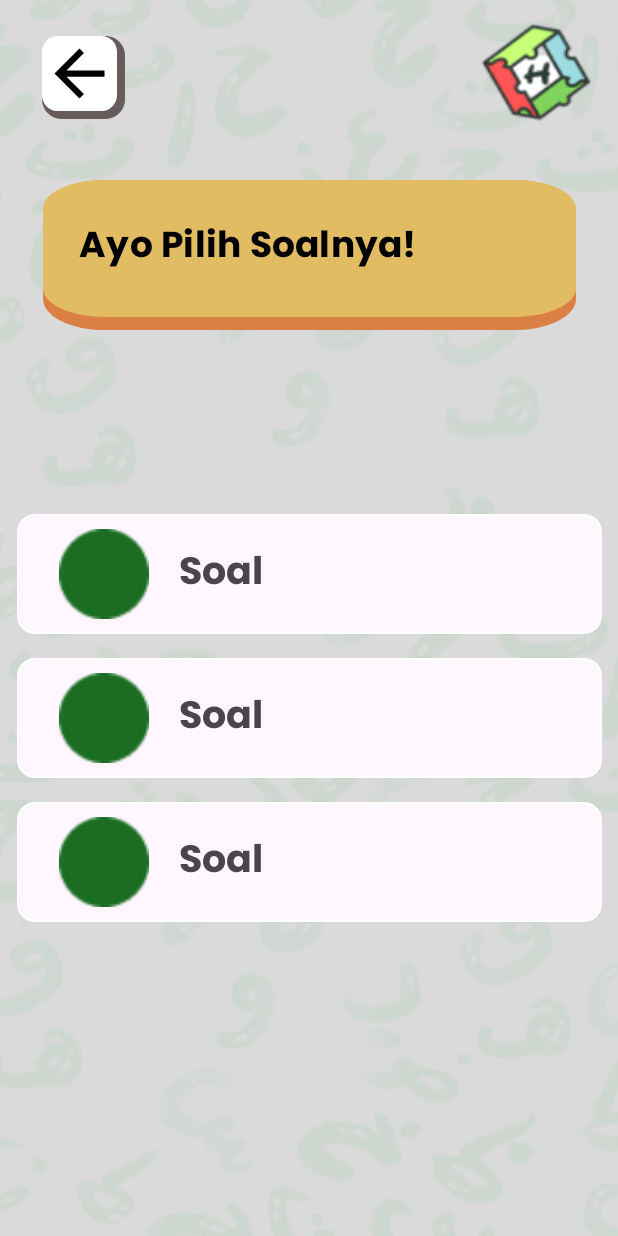
After one commit to AsimaPrimaYohanaT/HijaiyahKu_New, an Android app: the layout activity_daftar_soal.xml on its own in the app's theme, with its tools: preview values and no code run, on a phone screen of 412 x 824 dp. The commit adds this screen. Run offline under Robolectric (Android 15) with nearby library versions, the phone set to English and light mode, and no system bars.

Commit message:
add view activity daftar soal

```diff
--- a/app/build.gradle
+++ b/app/build.gradle
@@ -30,6 +30,9 @@ android {
     kotlinOptions {
         jvmTarget = '1.8'
     }
+    buildFeatures {
+        viewBinding true
+    }
 }
 
 dependencies {
--- a/app/src/main/AndroidManifest.xml
+++ b/app/src/main/AndroidManifest.xml
@@ -13,6 +13,9 @@
         android:theme="@style/Theme.HijaiyahKu_New"
         tools:targetApi="31">
         <activity
+            android:name=".DaftarSoal"
+            android:exported="false" />
+        <activity
             android:name=".MainActivity"
             android:exported="true">
             <intent-filter>
@@ -21,6 +24,7 @@
                 <category android:name="android.intent.category.LAUNCHER" />
             </intent-filter>
         </activity>
+
         <meta-data
             android:name="preloaded_fonts"
             android:resource="@array/preloaded_fonts" />
--- /dev/null
+++ b/app/src/main/java/com/example/hijaiyahku_new/DaftarSoal.kt
@@ -0,0 +1,11 @@
+package com.example.hijaiyahku_new
+
+import androidx.appcompat.app.AppCompatActivity
+import android.os.Bundle
+
+class DaftarSoal : AppCompatActivity() {
+    override fun onCreate(savedInstanceState: Bundle?) {
+        super.onCreate(savedInstanceState)
+        setContentView(R.layout.activity_daftar_soal)
+    }
+}
--- a/app/src/main/java/com/example/hijaiyahku_new/MainActivity.kt
+++ b/app/src/main/java/com/example/hijaiyahku_new/MainActivity.kt
@@ -2,10 +2,15 @@ package com.example.hijaiyahku_new
 
 import androidx.appcompat.app.AppCompatActivity
 import android.os.Bundle
+import com.example.hijaiyahku_new.databinding.ActivityMainBinding
 
 class MainActivity : AppCompatActivity() {
+
+    private lateinit var binding: ActivityMainBinding
     override fun onCreate(savedInstanceState: Bundle?) {
         super.onCreate(savedInstanceState)
-        setContentView(R.layout.activity_main)
+        binding = ActivityMainBinding.inflate(layoutInflater)
+        setContentView(binding.root)
+
     }
 }
--- /dev/null
+++ b/app/src/main/res/drawable/ic_back.xml
@@ -0,0 +1,5 @@
+<vector android:autoMirrored="true" android:height="24dp"
+    android:tint="#000000" android:viewportHeight="24"
+    android:viewportWidth="24" android:width="24dp" xmlns:android="http://schemas.android.com/apk/res/android">
+    <path android:fillColor="@android:color/white" android:pathData="M20,11H7.83l5.59,-5.59L12,4l-8,8 8,8 1.41,-1.41L7.83,13H20v-2z"/>
+</vector>
--- /dev/null
+++ b/app/src/main/res/drawable/layer3.xml
@@ -0,0 +1,19 @@
+<?xml version="1.0" encoding="utf-8"?>
+<vector
+    xmlns:android="http://schemas.android.com/apk/res/android"
+    xmlns:aapt="http://schemas.android.com/aapt"
+    android:width="42.31dp"
+    android:height="42.24dp"
+    android:viewportWidth="42.31"
+    android:viewportHeight="42.24"
+    >
+    <group>
+        <clip-path
+            android:pathData="M10 0H32.3077C37.8305 0 42.3077 4.47715 42.3077 10V32.2412C42.3077 37.764 37.8305 42.2412 32.3077 42.2412H10C4.47715 42.2412 0 37.764 0 32.2412V10C0 4.47715 4.47715 0 10 0Z"
+            />
+        <path
+            android:pathData="M0 0V42.2412H42.3077V0"
+            android:fillColor="#675B5B"
+            />
+    </group>
+</vector>
--- /dev/null
+++ b/app/src/main/res/drawable/layer4.xml
@@ -0,0 +1,19 @@
+<?xml version="1.0" encoding="utf-8"?>
+<vector
+    xmlns:android="http://schemas.android.com/apk/res/android"
+    xmlns:aapt="http://schemas.android.com/aapt"
+    android:width="48.46dp"
+    android:height="47.41dp"
+    android:viewportWidth="48.46"
+    android:viewportHeight="47.41"
+    >
+    <group>
+        <clip-path
+            android:pathData="M10 0H38.4615C43.9844 0 48.4615 4.47715 48.4615 10V37.4136C48.4615 42.9364 43.9844 47.4136 38.4615 47.4136H10C4.47715 47.4136 0 42.9364 0 37.4136V10C0 4.47715 4.47715 0 10 0Z"
+            />
+        <path
+            android:pathData="M0 0V47.4136H48.4615V0"
+            android:fillColor="#FFFFFF"
+            />
+    </group>
+</vector>
--- /dev/null
+++ b/app/src/main/res/layout/activity_daftar_soal.xml
@@ -0,0 +1,97 @@
+<?xml version="1.0" encoding="utf-8"?>
+<androidx.constraintlayout.widget.ConstraintLayout xmlns:android="http://schemas.android.com/apk/res/android"
+    xmlns:app="http://schemas.android.com/apk/res-auto"
+    xmlns:tools="http://schemas.android.com/tools"
+    android:layout_width="match_parent"
+    android:layout_height="match_parent"
+    android:background="@drawable/background"
+    tools:context=".DaftarSoal">
+
+    <View
+        android:id="@+id/logo_team_p"
+        android:layout_width="138dp"
+        android:layout_height="161dp"
+        android:layout_alignParentLeft="true"
+        android:layout_alignParentTop="true"
+        android:background="@drawable/logo"
+        app:layout_constraintEnd_toEndOf="parent"
+        app:layout_constraintTop_toTopOf="parent" />
+
+
+    <View
+        android:layout_width="55dp"
+        android:layout_height="55dp"
+        android:layout_alignParentLeft="true"
+        android:layout_alignParentTop="true"
+        android:layout_alignParentRight="true"
+        android:layout_alignParentBottom="true"
+        android:layout_marginStart="28dp"
+        android:layout_marginTop="24dp"
+        android:background="@drawable/layer3"
+        app:layout_constraintStart_toStartOf="parent"
+        app:layout_constraintTop_toTopOf="parent" />
+
+    <View
+        android:layout_width="50dp"
+        android:layout_height="50dp"
+        android:layout_alignParentLeft="true"
+        android:layout_alignParentTop="true"
+        android:layout_alignParentRight="true"
+        android:layout_alignParentBottom="true"
+        android:layout_marginStart="28dp"
+        android:layout_marginTop="24dp"
+        android:background="@drawable/layer4"
+        app:layout_constraintStart_toStartOf="parent"
+        app:layout_constraintTop_toTopOf="parent" />
+
+    <ImageView
+        android:layout_width="50dp"
+        android:layout_height="50dp"
+        android:layout_alignParentLeft="true"
+        android:layout_alignParentTop="true"
+        android:layout_alignParentRight="true"
+        android:layout_alignParentBottom="true"
+        android:layout_marginStart="28dp"
+        android:layout_marginTop="24dp"
+        android:src="@drawable/ic_back"
+        app:layout_constraintStart_toStartOf="parent"
+        app:layout_constraintTop_toTopOf="parent" />
+
+    <View
+        android:id="@+id/view"
+        android:layout_width="355dp"
+        android:layout_height="100dp"
+        android:layout_alignParentLeft="true"
+        android:layout_alignParentTop="true"
+        android:layout_marginTop="120dp"
+        android:layout_marginEnd="28dp"
+        android:background="@drawable/layer2"
+        app:layout_constraintEnd_toEndOf="parent"
+        app:layout_constraintTop_toTopOf="parent" />
+
+    <Button
+        android:id="@+id/layer1"
+        android:layout_width="355dp"
+        android:layout_height="91dp"
+        android:layout_alignParentStart="true"
+        android:layout_alignParentTop="true"
+        android:background="@drawable/layer"
+        android:fontFamily="@font/poppins_bold"
+        android:gravity="left|center"
+        android:lineSpacingExtra="-6sp"
+        android:text="@string/ayo_pilih_soalnya"
+        android:textColor="@color/black"
+        android:textSize="24sp"
+        app:layout_constraintEnd_toEndOf="@+id/view"
+        app:layout_constraintTop_toTopOf="@+id/view"
+        app:lineHeight="30sp" />
+
+    <androidx.recyclerview.widget.RecyclerView
+        android:layout_width="406dp"
+        android:layout_height="489dp"
+        app:layout_constraintBottom_toBottomOf="parent"
+        app:layout_constraintEnd_toEndOf="parent"
+        app:layout_constraintStart_toStartOf="parent"
+        tools:listitem="@layout/item_soal"/>
+
+</androidx.constraintlayout.widget.ConstraintLayout>
--- a/app/src/main/res/layout/activity_main.xml
+++ b/app/src/main/res/layout/activity_main.xml
@@ -60,4 +60,14 @@
         android:layout_marginTop="82dp"
         android:background="@drawable/asset2"
         />
+
+    <View
+        android:id="@+id/logo_team_p"
+        android:layout_width="138dp"
+        android:layout_height="161dp"
+        android:layout_alignParentLeft="true"
+        android:layout_alignParentTop="true"
+        android:layout_marginLeft="279dp"
+        android:layout_marginTop="2dp"
+        android:background="@drawable/logo" />
 </RelativeLayout>
--- /dev/null
+++ b/app/src/main/res/layout/item_soal.xml
@@ -0,0 +1,39 @@
+<?xml version="1.0" encoding="utf-8"?>
+<com.google.android.material.card.MaterialCardView xmlns:android="http://schemas.android.com/apk/res/android"
+    xmlns:app="http://schemas.android.com/apk/res-auto"
+    android:layout_width="match_parent"
+    android:layout_height="80dp"
+    android:layout_gravity="center"
+    app:strokeColor="@color/white"
+    android:layout_margin="8dp">
+
+    <androidx.constraintlayout.widget.ConstraintLayout
+        android:layout_width="match_parent"
+        android:layout_height="wrap_content">
+
+        <ImageView
+            android:id="@+id/imageView"
+            android:layout_width="60dp"
+            android:layout_height="60dp"
+            android:layout_gravity="left"
+            android:layout_marginTop="10dp"
+            android:layout_marginStart="28dp"
+            android:src="@drawable/circle"
+            app:layout_constraintBottom_toBottomOf="parent"
+            app:layout_constraintStart_toStartOf="parent"
+            app:layout_constraintTop_toTopOf="parent"
+            app:layout_constraintVertical_bias="0.0" />
+
+        <TextView
+            android:id="@+id/textView"
+            android:layout_width="wrap_content"
+            android:layout_height="wrap_content"
+            android:layout_marginStart="20dp"
+            android:layout_marginTop="8dp"
+            android:fontFamily="@font/poppins_bold"
+            android:text="@string/soal"
+            android:textSize="25sp"
+            app:layout_constraintStart_toEndOf="@+id/imageView"
+            app:layout_constraintTop_toTopOf="@+id/imageView" />
+    </androidx.constraintlayout.widget.ConstraintLayout>
+</com.google.android.material.card.MaterialCardView>
--- a/app/src/main/res/values/strings.xml
+++ b/app/src/main/res/values/strings.xml
@@ -1,4 +1,6 @@
 <resources>
     <string name="app_name">HijaiyahKu_New</string>
     <string name="ayo_kita_me">Ayo Kita\nMerangkai!</string>
+    <string name="ayo_pilih_soalnya">Ayo Pilih Soalnya!</string>
+    <string name="soal">Soal</string>
 </resources>
```
Also changed, not shown: app/src/main/res/drawable/circle.png (added), app/src/main/res/drawable/logo.png (added).
